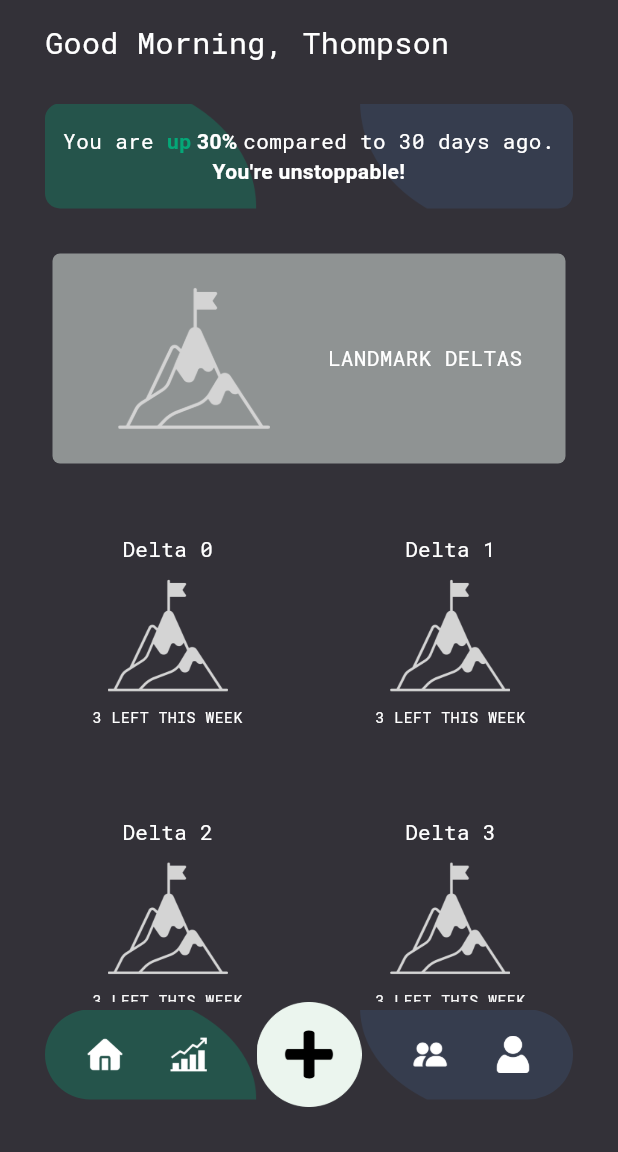
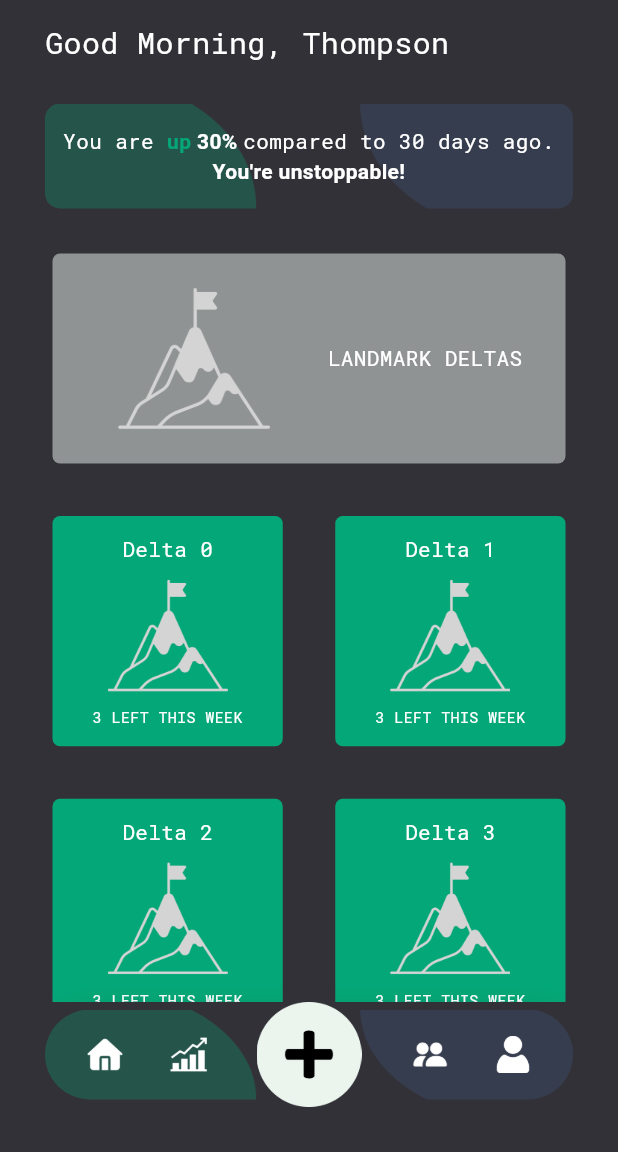
Before and after one commit to ItsThompson/neo_delta, a Flutter app: the screen it shows after launch, on a phone screen of 412 x 824 dp, the part 84-1236 px from its top. Run offline on Flutter 3.47's test engine with Material 3 defaults, Android fonts, the phone set to English and light mode, and no system bars.

Commit message:
Refactored and Animations for Landmark/Recurring Delta buttons on homepage.

```diff
--- a/lib/pages/home_page.dart
+++ b/lib/pages/home_page.dart
@@ -2,17 +2,13 @@ import 'package:flutter/material.dart';
 import 'package:neo_delta/main_theme.dart';
 import 'package:neo_delta/widgets/bottom_nav_bar.dart';
 import 'package:neo_delta/widgets/greeting.dart';
+import 'package:neo_delta/widgets/landmark_delta_button.dart';
 import 'package:neo_delta/widgets/recurring_delta_grid.dart';
 import 'package:neo_delta/widgets/sentence_summary.dart';
 
-class HomePage extends StatefulWidget {
+class HomePage extends StatelessWidget {
   const HomePage({super.key});
 
-  @override
-  State<HomePage> createState() => _HomePageState();
-}
-
-class _HomePageState extends State<HomePage> {
   @override
   Widget build(BuildContext context) {
     return Scaffold(
@@ -30,53 +26,15 @@ class _HomePageState extends State<HomePage> {
           automaticallyImplyLeading: false,
           backgroundColor: mainTheme.colorScheme.background),
       body: Container(
-        margin: const EdgeInsets.only(top: 15, left: 30, right: 30, bottom: 100),
-        child: Column(
+        margin:
+            const EdgeInsets.only(top: 15, left: 30, right: 30, bottom: 100),
+        child: const Column(
           crossAxisAlignment: CrossAxisAlignment.start,
           children: <Widget>[
-            const Greeting(),
-            const SentenceSummary(),
-            GestureDetector(
-                onTap: () => {
-                      // TODO: Route to Landmark Page
-                    },
-                child: Container(
-                    margin: const EdgeInsets.only(bottom: 25),
-                    height: 150,
-                    width: double.infinity,
-                    decoration: BoxDecoration(
-                        color: mainTheme.colorScheme.surface,
-                        borderRadius:
-                            const BorderRadius.all(Radius.circular(10)),
-                        boxShadow: [
-                          BoxShadow(
-                            color:
-                                mainTheme.colorScheme.surface.withOpacity(0.5),
-                            offset: const Offset(5, 10),
-                            blurRadius: 20,
-                          )
-                        ]),
-                    child: Container(
-                        margin: const EdgeInsets.all(5),
-                        padding: const EdgeInsets.all(5),
-                        decoration: BoxDecoration(
-                          color: mainTheme.colorScheme.inversePrimary
-                              .withOpacity(0.5),
-                          // TODO: Changes color when clicked
-                          borderRadius:
-                              const BorderRadius.all(Radius.circular(5)),
-                        ),
-                        child: Row(
-                          mainAxisAlignment: MainAxisAlignment.spaceEvenly,
-                          children: [
-                            Container(
-                              padding: const EdgeInsets.all(15),
-                              child: Image.asset("assets/landmark.png"),
-                            ),
-                            const Text("LANDMARK DELTAS")
-                          ],
-                        )))),
-            const RecurringDeltaGrid()
+            Greeting(),
+            SentenceSummary(),
+            LandmarkDeltaButton(),
+            RecurringDeltaGrid()
           ],
         ),
       ),
--- /dev/null
+++ b/lib/widgets/landmark_delta_button.dart
@@ -0,0 +1,43 @@
+import 'package:flutter/material.dart';
+import 'package:neo_delta/main_theme.dart';
+
+class LandmarkDeltaButton extends StatelessWidget {
+  const LandmarkDeltaButton({super.key});
+
+  @override
+  Widget build(BuildContext context) {
+    return Container(
+      margin: const EdgeInsets.only(bottom: 25),
+      child: Ink(
+        height: 150,
+        width: double.infinity,
+        decoration: BoxDecoration(
+          color: mainTheme.colorScheme.surface,
+          borderRadius: const BorderRadius.all(Radius.circular(10)),
+        ),
+        child: InkWell(
+            onTap: () {
+                // Navigator.pushNamed(context, '/')
+                },
+            child: Container(
+                margin: const EdgeInsets.all(5),
+                padding: const EdgeInsets.all(5),
+                decoration: BoxDecoration(
+                  color: mainTheme.colorScheme.inversePrimary.withOpacity(0.5),
+                  // TODO: Changes color when clicked
+                  borderRadius: const BorderRadius.all(Radius.circular(5)),
+                ),
+                child: Row(
+                  mainAxisAlignment: MainAxisAlignment.spaceEvenly,
+                  children: [
+                    Container(
+                      padding: const EdgeInsets.all(15),
+                      child: Image.asset("assets/landmark.png"),
+                    ),
+                    const Text("LANDMARK DELTAS")
+                  ],
+                ))),
+      ),
+    );
+  }
+}
--- /dev/null
+++ b/lib/widgets/recurring_delta_button.dart
@@ -0,0 +1,90 @@
+import 'dart:math';
+
+import 'package:flutter/material.dart';
+import 'package:neo_delta/main_theme.dart';
+
+class RecurringDeltaButton extends StatefulWidget {
+  final int index;
+  const RecurringDeltaButton({super.key, required this.index});
+
+  @override
+  State<RecurringDeltaButton> createState() => _RecurringDeltaButtonState();
+}
+
+
+
+class _RecurringDeltaButtonState extends State<RecurringDeltaButton> {
+  double _margin = 5;
+  bool _isComplete = false;
+
+  bool isComplete(int index){
+      Random random = Random();
+      return random.nextBool();
+  }
+
+  @override
+  void initState(){
+      super.initState();
+      _isComplete = isComplete(widget.index);
+  }
+
+  @override
+  Widget build(BuildContext context) {
+
+    return SizedBox(
+        height: 150,
+        width: double.infinity,
+        child: GestureDetector(
+        // Long Press: Mark as complete
+        // Double Tap: Go to profile
+          onDoubleTap: () {
+            // Navigator.pushNamed(context, '/')
+          },
+          onLongPress: () {
+            setState(() {
+              _isComplete = !_isComplete;
+            });
+          },
+          onTapDown: (_) {
+            setState(() {
+              _margin = 10;
+            });
+          },
+          onTapUp: (_) {
+            setState(() {
+              _margin = 5;
+            });
+          },
+          onTapCancel: () {
+            setState(() {
+              _margin = 5;
+            });
+          },
+          child: AnimatedContainer(
+              duration: const Duration(milliseconds: 200),
+              margin: EdgeInsets.all(_margin),
+              padding: const EdgeInsets.all(5),
+              decoration: BoxDecoration(
+                color: _isComplete
+                    ? mainTheme.colorScheme.primary
+                    : mainTheme.colorScheme.inversePrimary.withOpacity(0.5),
+                borderRadius: const BorderRadius.all(Radius.circular(5)),
+              ),
+              child: Column(
+                mainAxisAlignment: MainAxisAlignment.spaceEvenly,
+                children: [
+                  Text("Delta ${widget.index}"),
+                  SizedBox(
+                    height: 80,
+                    width: 80,
+                    child: Image.asset("assets/landmark.png"),
+                  ),
+                  const Text(
+                    "3 LEFT THIS WEEK",
+                    style: TextStyle(fontSize: 10),
+                  )
+                ],
+              )),
+        ));
+  }
+}
--- a/lib/widgets/recurring_delta_grid.dart
+++ b/lib/widgets/recurring_delta_grid.dart
@@ -1,5 +1,5 @@
 import 'package:flutter/material.dart';
-import 'package:neo_delta/main_theme.dart';
+import 'package:neo_delta/widgets/recurring_delta_button.dart';
 
 class RecurringDeltaGrid extends StatelessWidget {
   const RecurringDeltaGrid({super.key});
@@ -11,51 +11,8 @@ class RecurringDeltaGrid extends StatelessWidget {
       crossAxisCount: 2,
       mainAxisSpacing: 25,
       crossAxisSpacing: 25,
-      children: List.generate(100, (index) {
-        return Container(
-          height: 150,
-          width: double.infinity,
-          decoration: BoxDecoration(
-            color: mainTheme.colorScheme.surface,
-            borderRadius: const BorderRadius.all(Radius.circular(10)),
-          ),
-          child: Container(
-              height: 150,
-              width: double.infinity,
-              decoration: BoxDecoration(
-                  color: mainTheme.colorScheme.surface,
-                  borderRadius: const BorderRadius.all(Radius.circular(10)),
-                  boxShadow: [
-                    BoxShadow(
-                      color: mainTheme.colorScheme.surface.withOpacity(0.5),
-                      offset: const Offset(5, 10),
-                      blurRadius: 20,
-                    )
-                  ]),
-              child: Container(
-                  margin: const EdgeInsets.all(5),
-                  padding: const EdgeInsets.all(5),
-                  decoration: BoxDecoration(
-                    color: mainTheme.colorScheme.surface,
-                    // TODO: Changes color when clicked
-                    borderRadius: const BorderRadius.all(Radius.circular(5)),
-                  ),
-                  child: Column(
-                    mainAxisAlignment: MainAxisAlignment.spaceEvenly,
-                    children: [
-                      Text("Delta $index"),
-                      SizedBox(
-                        height: 80,
-                        width: 80,
-                        child: Image.asset("assets/landmark.png"),
-                      ),
-                      const Text(
-                        "3 LEFT THIS WEEK",
-                        style: TextStyle(fontSize: 10),
-                      )
-                    ],
-                  ))),
-        );
+      children: List.generate(6, (index) {
+          return RecurringDeltaButton(index: index);
       }),
     ));
   }
--- a/lib/widgets/sentence_summary.dart
+++ b/lib/widgets/sentence_summary.dart
@@ -22,6 +22,8 @@ List<String> cheerfulPhrases = [
   "In the middle of difficulty lies opportunity."
 ];
 
+
+// TODO: May need to be stateful because the number needs to update when user completes recurring deltas.
 class SentenceSummary extends StatelessWidget {
   const SentenceSummary({super.key});
 
```
Also changed, not shown: lib/pages/stats_page.dart (added).
